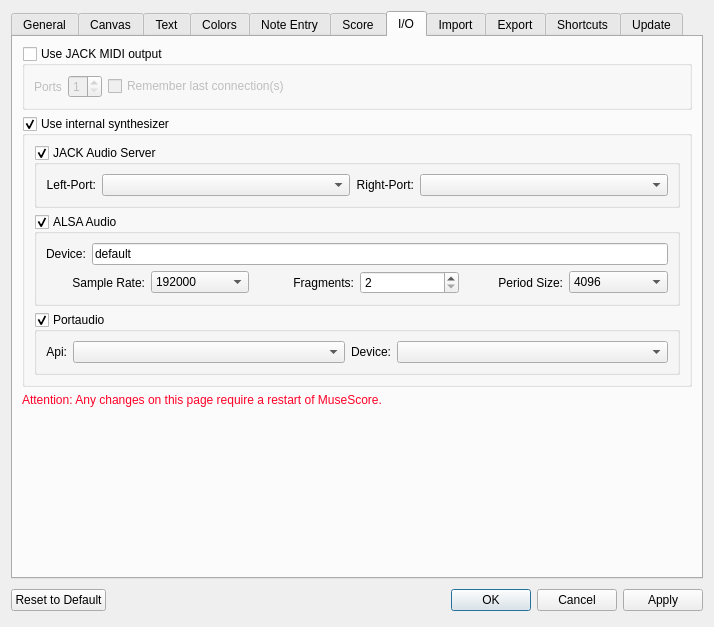
musescore/musescore-old, file mscore/mscore/prefsdialog.ui: the form before one commit.
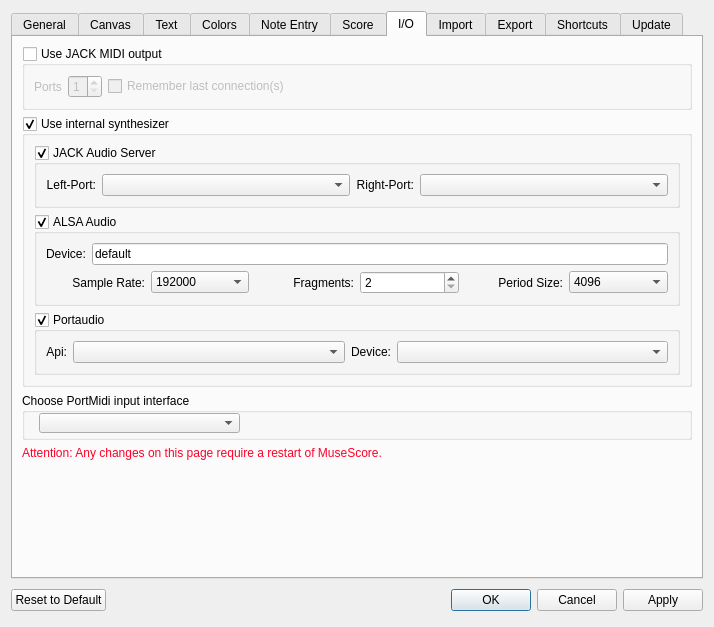
The form after the commit. The open tabs and pages were chosen to show the change. Icons and pictures are not drawn. Custom widgets are drawn as their Qt base class.

Commit message: add ability to choose MIDI input interface

Patch:
```diff
--- a/mscore/mscore/prefsdialog.ui
+++ b/mscore/mscore/prefsdialog.ui
@@ -1915,6 +1915,32 @@
          </layout>
         </widget>
        </item>
+       <item>
+        <widget class="QGroupBox" name="portmidiDriverInput">
+         <property name="minimumSize">
+          <size>
+           <width>0</width>
+           <height>47</height>
+          </size>
+         </property>
+         <property name="title">
+          <string>Choose PortMidi input interface</string>
+         </property>
+         <property name="flat">
+          <bool>true</bool>
+         </property>
+         <widget class="QComboBox" name="portMidiInput">
+          <property name="geometry">
+           <rect>
+            <x>17</x>
+            <y>20</y>
+            <width>201</width>
+            <height>20</height>
+           </rect>
+          </property>
+         </widget>
+        </widget>
+       </item>
        <item>
         <widget class="QLabel" name="restartWarning">
          <property name="palette">
```
The commit also changes 6 other files.
